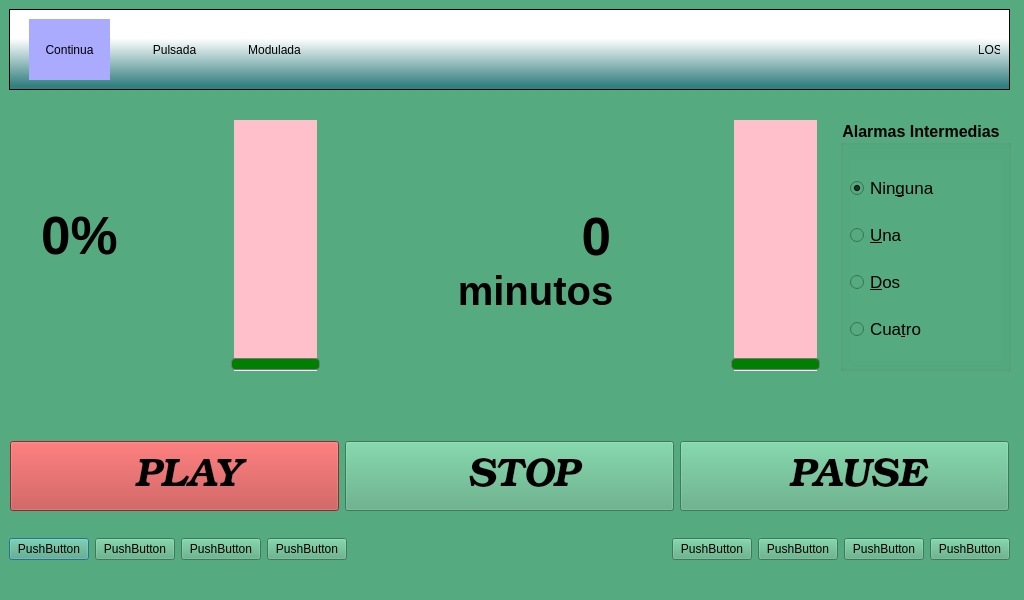
This is lipo1/lipo2.ui in MarianoDel/pyqt5 as Qt 5 draws it before an edit. The edited form follows.
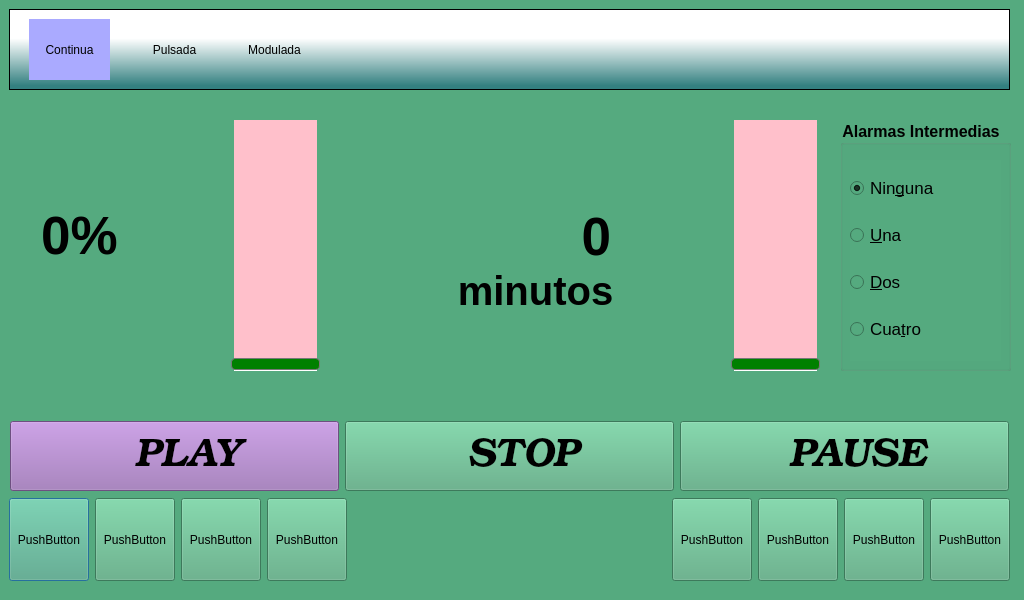
This is the edited form. Icons and pictures are not drawn.

```diff
--- a/lipo1/lipo2.ui
+++ b/lipo1/lipo2.ui
@@ -117,7 +117,7 @@
          <enum>Qt::LeftToRight</enum>
         </property>
         <property name="styleSheet">
-         <string notr="true">background-color: rgb(191, 64, 64);</string>
+         <string notr="true">background-color: rgb(154, 110, 181);</string>
         </property>
         <property name="text">
          <string>  PLAY</string>
@@ -164,6 +164,9 @@
           <italic>true</italic>
          </font>
         </property>
+        <property name="styleSheet">
+         <string notr="true"/>
+        </property>
         <property name="text">
          <string>  STOP</string>
         </property>
@@ -214,6 +217,9 @@
         <property name="layoutDirection">
          <enum>Qt::LeftToRight</enum>
         </property>
+        <property name="styleSheet">
+         <string notr="true"/>
+        </property>
         <property name="text">
          <string>  PAUSE</string>
         </property>
@@ -241,6 +247,15 @@
       </property>
       <item>
        <widget class="QPushButton" name="ch1Button">
+        <property name="sizePolicy">
+         <sizepolicy hsizetype="Minimum" vsizetype="Expanding">
+          <horstretch>0</horstretch>
+          <verstretch>0</verstretch>
+         </sizepolicy>
+        </property>
+        <property name="styleSheet">
+         <string notr="true"/>
+        </property>
         <property name="text">
          <string>PushButton</string>
         </property>
@@ -248,6 +263,15 @@
       </item>
       <item>
        <widget class="QPushButton" name="ch2Button">
+        <property name="sizePolicy">
+         <sizepolicy hsizetype="Minimum" vsizetype="Expanding">
+          <horstretch>0</horstretch>
+          <verstretch>0</verstretch>
+         </sizepolicy>
+        </property>
+        <property name="styleSheet">
+         <string notr="true"/>
+        </property>
         <property name="text">
          <string>PushButton</string>
         </property>
@@ -255,6 +279,15 @@
       </item>
       <item>
        <widget class="QPushButton" name="pushButton_13">
+        <property name="sizePolicy">
+         <sizepolicy hsizetype="Minimum" vsizetype="Expanding">
+          <horstretch>0</horstretch>
+          <verstretch>0</verstretch>
+         </sizepolicy>
+        </property>
+        <property name="styleSheet">
+         <string notr="true"/>
+        </property>
         <property name="text">
          <string>PushButton</string>
         </property>
@@ -263,11 +296,14 @@
       <item>
        <widget class="QPushButton" name="pushButton_11">
         <property name="sizePolicy">
-         <sizepolicy hsizetype="Minimum" vsizetype="Maximum">
+         <sizepolicy hsizetype="Minimum" vsizetype="Expanding">
           <horstretch>0</horstretch>
           <verstretch>0</verstretch>
          </sizepolicy>
         </property>
+        <property name="styleSheet">
+         <string notr="true"/>
+        </property>
         <property name="text">
          <string>PushButton</string>
         </property>
@@ -288,6 +324,15 @@
       </item>
       <item>
        <widget class="QPushButton" name="pushButton_10">
+        <property name="sizePolicy">
+         <sizepolicy hsizetype="Minimum" vsizetype="Expanding">
+          <horstretch>0</horstretch>
+          <verstretch>0</verstretch>
+         </sizepolicy>
+        </property>
+        <property name="styleSheet">
+         <string notr="true"/>
+        </property>
         <property name="text">
          <string>PushButton</string>
         </property>
@@ -295,6 +340,15 @@
       </item>
       <item>
        <widget class="QPushButton" name="pushButton_9">
+        <property name="sizePolicy">
+         <sizepolicy hsizetype="Minimum" vsizetype="Expanding">
+          <horstretch>0</horstretch>
+          <verstretch>0</verstretch>
+         </sizepolicy>
+        </property>
+        <property name="styleSheet">
+         <string notr="true"/>
+        </property>
         <property name="text">
          <string>PushButton</string>
         </property>
@@ -302,6 +356,15 @@
       </item>
       <item>
        <widget class="QPushButton" name="pushButton_8">
+        <property name="sizePolicy">
+         <sizepolicy hsizetype="Minimum" vsizetype="Expanding">
+          <horstretch>0</horstretch>
+          <verstretch>0</verstretch>
+         </sizepolicy>
+        </property>
+        <property name="styleSheet">
+         <string notr="true"/>
+        </property>
         <property name="text">
          <string>PushButton</string>
         </property>
@@ -309,6 +372,15 @@
       </item>
       <item>
        <widget class="QPushButton" name="pushButton_7">
+        <property name="sizePolicy">
+         <sizepolicy hsizetype="Minimum" vsizetype="Expanding">
+          <horstretch>0</horstretch>
+          <verstretch>0</verstretch>
+         </sizepolicy>
+        </property>
+        <property name="styleSheet">
+         <string notr="true"/>
+        </property>
         <property name="text">
          <string>PushButton</string>
         </property>
@@ -361,22 +433,6 @@
    <property name="frameShadow">
     <enum>QFrame::Raised</enum>
    </property>
-   <widget class="QPushButton" name="closeButton">
-    <property name="geometry">
-     <rect>
-      <x>970</x>
-      <y>10</y>
-      <width>21</width>
-      <height>61</height>
-     </rect>
-    </property>
-    <property name="text">
-     <string>CLOSE</string>
-    </property>
-    <property name="checkable">
-     <bool>true</bool>
-    </property>
-   </widget>
    <widget class="QToolButton" name="cwaveButton">
     <property name="geometry">
      <rect>
```
Left out of the diff: 6 changed lines with no effect on the pictures.
